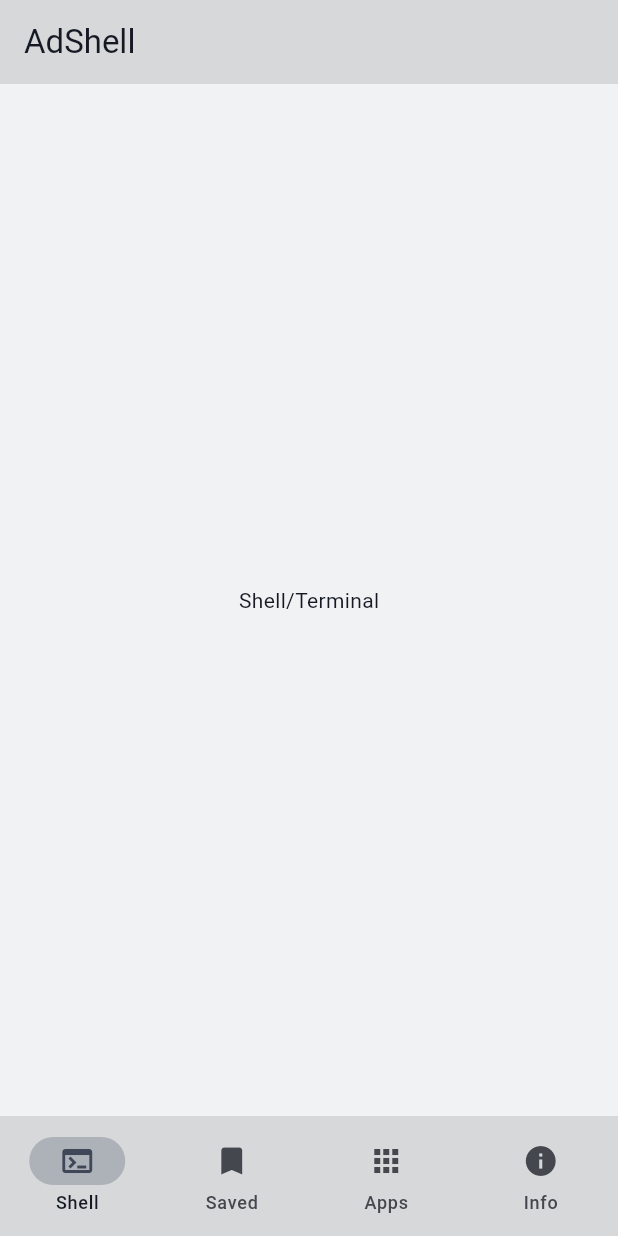
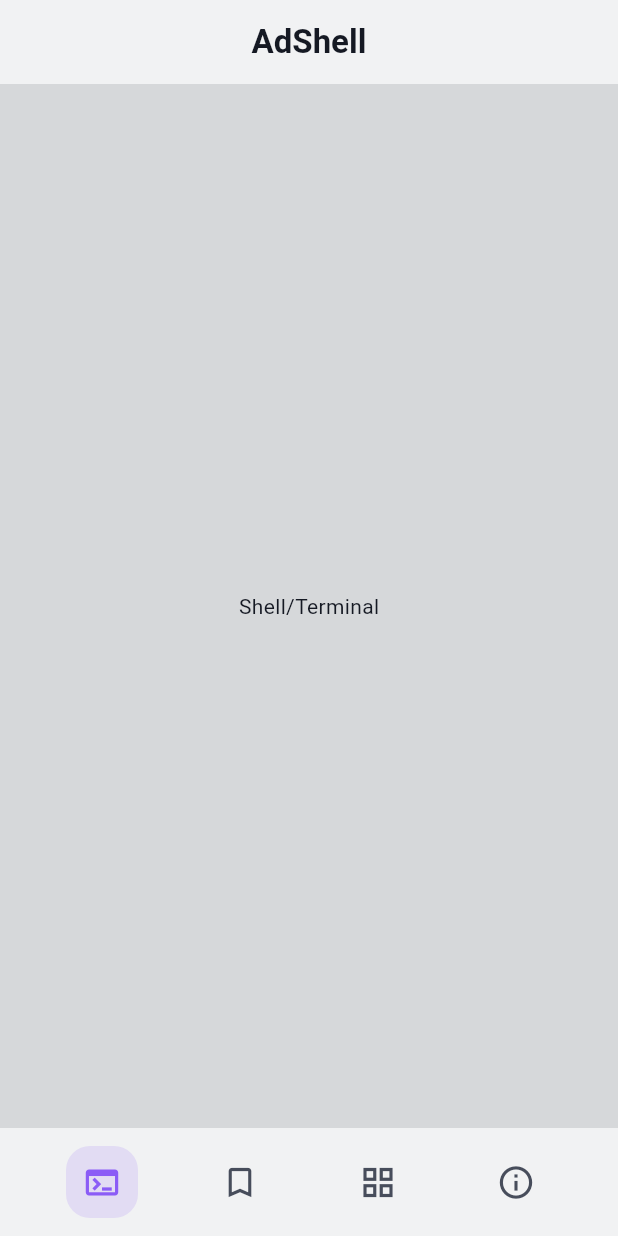
Before and after one commit to Nekoplii/AdShell, a Flutter app: the screen it shows after launch, on a phone screen of 412 x 824 dp. Run offline on Flutter 3.47's test engine with Material 3 defaults, Android fonts, the phone set to English and light mode, and no system bars.

Commit message:
style: custom 1:1 rounded square nav indicator and layer contrast

```diff
--- a/lib/main.dart
+++ b/lib/main.dart
@@ -5,6 +5,7 @@
 }
 
 class AppColors {
+  static const Color primary = Color(0xFF8B5CF6); // Violet/Purple
   static const Color neutral50 = Color(0xFFF1F2F3);
   static const Color neutral100 = Color(0xFFD6D8DA);
   static const Color neutral200 = Color(0xFFADB1B8);
@@ -27,39 +28,37 @@
       title: 'AdShell',
       theme: ThemeData(
         useMaterial3: true,
-        scaffoldBackgroundColor: AppColors.neutral50,
+        scaffoldBackgroundColor: AppColors.neutral100, // Different from header/tab
         colorScheme: ColorScheme.fromSeed(
-          seedColor: AppColors.neutral500,
+          seedColor: AppColors.primary,
+          primary: AppColors.primary,
           brightness: Brightness.light,
         ).copyWith(
           surface: AppColors.neutral50,
           onSurface: AppColors.neutral900,
         ),
-        navigationBarTheme: const NavigationBarThemeData(
-          backgroundColor: AppColors.neutral100,
-          indicatorColor: AppColors.neutral200,
-        ),
         appBarTheme: const AppBarTheme(
-          backgroundColor: AppColors.neutral100,
+          backgroundColor: AppColors.neutral50, // Different from root
+          elevation: 0,
+          centerTitle: true,
           foregroundColor: AppColors.neutral900,
         ),
       ),
       darkTheme: ThemeData(
         useMaterial3: true,
-        scaffoldBackgroundColor: AppColors.neutral950,
+        scaffoldBackgroundColor: AppColors.neutral950, // Root background
         colorScheme: ColorScheme.fromSeed(
-          seedColor: AppColors.neutral500,
+          seedColor: AppColors.primary,
+          primary: AppColors.primary,
           brightness: Brightness.dark,
         ).copyWith(
           surface: AppColors.neutral900,
           onSurface: AppColors.neutral50,
         ),
-        navigationBarTheme: const NavigationBarThemeData(
-          backgroundColor: AppColors.neutral900,
-          indicatorColor: AppColors.neutral700,
-        ),
         appBarTheme: const AppBarTheme(
-          backgroundColor: AppColors.neutral900,
+          backgroundColor: AppColors.neutral900, // Different from root
+          elevation: 0,
+          centerTitle: true,
           foregroundColor: AppColors.neutral50,
         ),
       ),
@@ -86,38 +85,65 @@
     const Center(child: Text('Device Info')),
   ];
 
-  @override
-  Widget build(BuildContext context) {
-    return Scaffold(
-      appBar: AppBar(
-        title: const Text('AdShell'),
-      ),
-      body: _pages[_selectedIndex],
-      bottomNavigationBar: NavigationBar(
-        selectedIndex: _selectedIndex,
-        onDestinationSelected: (int index) {
+  Widget _buildNavItem(BuildContext context, {required IconData icon, required int index}) {
+    final isSelected = _selectedIndex == index;
+    final isDark = Theme.of(context).brightness == Brightness.dark;
+
+    return Material(
+      color: Colors.transparent,
+      child: InkWell(
+        borderRadius: BorderRadius.circular(16), // Hover splash shape matches 1:1 square
+        onTap: () {
           setState(() {
             _selectedIndex = index;
           });
         },
-        destinations: const [
-          NavigationDestination(
-            icon: Icon(Icons.terminal),
-            label: 'Shell',
+        // Hover/Tap effect is constrained to this 48x48 box
+        child: Container(
+          width: 48,
+          height: 48,
+          decoration: BoxDecoration(
+            color: isSelected
+                ? AppColors.primary.withOpacity(isDark ? 0.2 : 0.15)
+                : Colors.transparent,
+            borderRadius: BorderRadius.circular(16),
           ),
-          NavigationDestination(
-            icon: Icon(Icons.bookmark),
-            label: 'Saved',
+          child: Icon(
+            icon,
+            color: isSelected
+                ? AppColors.primary
+                : (isDark ? AppColors.neutral400 : AppColors.neutral500),
+            size: 26,
           ),
-          NavigationDestination(
-            icon: Icon(Icons.apps),
-            label: 'Apps',
+        ),
+      ),
+    );
+  }
+
+  @override
+  Widget build(BuildContext context) {
+    final isDark = Theme.of(context).brightness == Brightness.dark;
+    final navBackgroundColor = isDark ? AppColors.neutral900 : AppColors.neutral50;
+
+    return Scaffold(
+      appBar: AppBar(
+        title: const Text('AdShell', style: TextStyle(fontWeight: FontWeight.bold)),
+      ),
+      body: _pages[_selectedIndex],
+      bottomNavigationBar: Container(
+        height: 72,
+        color: navBackgroundColor, // Header & Tab identical, differs from root
+        child: SafeArea(
+          child: Row(
+            mainAxisAlignment: MainAxisAlignment.spaceEvenly,
+            children: [
+              _buildNavItem(context, icon: _selectedIndex == 0 ? Icons.terminal : Icons.terminal_outlined, index: 0),
+              _buildNavItem(context, icon: _selectedIndex == 1 ? Icons.bookmark : Icons.bookmark_border, index: 1),
+              _buildNavItem(context, icon: _selectedIndex == 2 ? Icons.grid_view_rounded : Icons.grid_view, index: 2),
+              _buildNavItem(context, icon: _selectedIndex == 3 ? Icons.info : Icons.info_outline, index: 3),
+            ],
           ),
-          NavigationDestination(
-            icon: Icon(Icons.info),
-            label: 'Info',
-          ),
-        ],
+        ),
       ),
     );
   }
```
